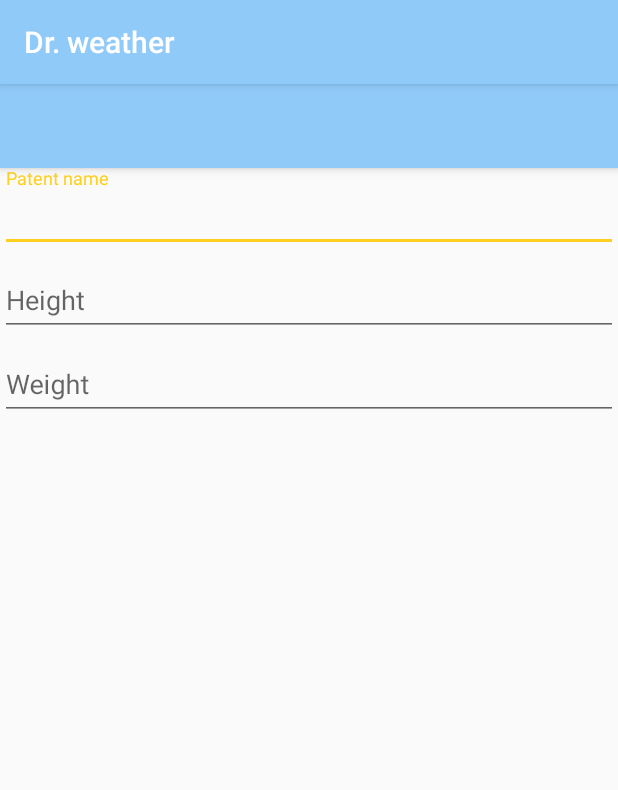
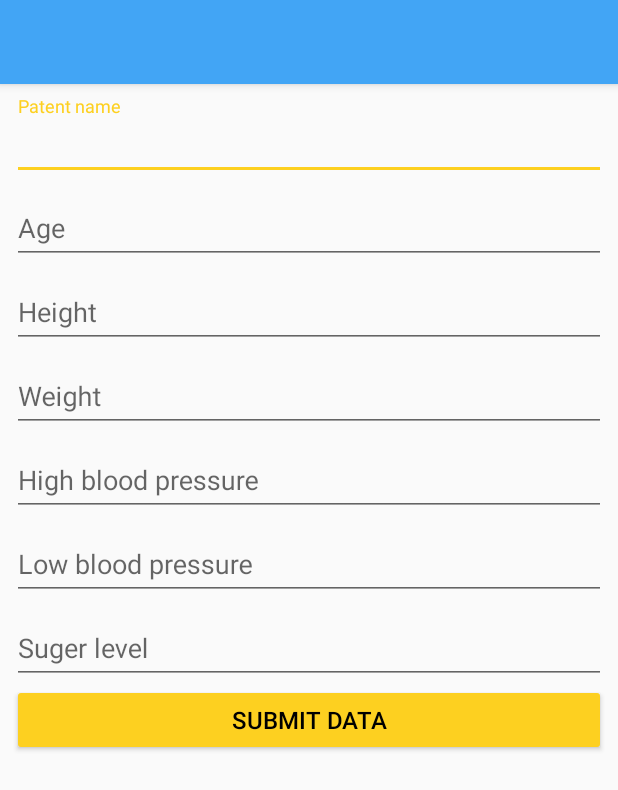
Before and after one commit to EngMahmoudMagdy/drweather, an Android app: the AddDataActivity screen opened directly, with no data from a screen before it, on a phone screen of 412 x 824 dp. Shown: the top 790 px of the screen. Run offline under Robolectric (Android 15) with nearby library versions, the phone set to English and light mode, and no system bars; our stand-ins replace ButterKnife.

Commit message:
some changes

```diff
--- a/app/build.gradle
+++ b/app/build.gradle
@@ -21,10 +21,14 @@ android {
 dependencies {
     implementation fileTree(dir: 'libs', include: ['*.jar'])
     implementation 'com.android.support:appcompat-v7:28.0.0'
+    implementation 'com.android.support:customtabs:28.0.0'
+    implementation 'com.android.support:support-vector-drawable:28.0.0'
+    implementation 'com.android.support:support-media-compat:28.0.0'
+    implementation 'com.android.support:support-v4:28.0.0'
+    implementation 'com.android.support:design:28.0.0'
     implementation 'com.jakewharton:butterknife:9.0.0-rc1'
     annotationProcessor 'com.jakewharton:butterknife-compiler:9.0.0-rc1'
     implementation 'com.android.support:cardview-v7:28.0.0'
-    implementation 'com.android.support:design:28.0.0'
     implementation 'com.google.firebase:firebase-database:16.0.3'
     implementation 'com.google.firebase:firebase-core:16.0.4'
     implementation 'com.google.firebase:firebase-auth:16.0.4'
--- a/app/src/main/java/com/magdy/drweather/UI/AddDataActivity.java
+++ b/app/src/main/java/com/magdy/drweather/UI/AddDataActivity.java
@@ -18,16 +18,25 @@ import butterknife.ButterKnife;
 public class AddDataActivity extends AppCompatActivity {
 
     @BindView(R.id.name) TextInputEditText name;
+    @BindView(R.id.age) TextInputEditText age;
     @BindView(R.id.height) TextInputEditText height ;
     @BindView(R.id.weight) TextInputEditText weight ;
+    @BindView(R.id.h_press) TextInputEditText h_press ;
+    @BindView(R.id.l_press) TextInputEditText l_press ;
+    @BindView(R.id.s_level) TextInputEditText sugar_level;
+
     @Override
     protected void onCreate(Bundle savedInstanceState) {
         super.onCreate(savedInstanceState);
         setContentView(R.layout.activity_add_data);
         ButterKnife.bind(this);
         name.addTextChangedListener(new MyTextWatcher(name));
+        age.addTextChangedListener(new MyTextWatcher(age));
         height.addTextChangedListener(new MyTextWatcher(height));
         weight.addTextChangedListener(new MyTextWatcher(weight));
+        h_press.addTextChangedListener(new MyTextWatcher(h_press));
+        l_press.addTextChangedListener(new MyTextWatcher(l_press));
+        sugar_level.addTextChangedListener(new MyTextWatcher(sugar_level));
     }
     boolean validateText(TextInputEditText editText)
     {
@@ -35,8 +44,6 @@ public class AddDataActivity extends AppCompatActivity {
             editText.setError(getString(R.string.empty_field));
             requestFocus(editText);
             return false;
-        } else {
-            editText.setError("");
         }
         return true;
     }
@@ -48,10 +55,10 @@ public class AddDataActivity extends AppCompatActivity {
     }
     private class MyTextWatcher implements TextWatcher
     {
-        private View view ;
-        MyTextWatcher(View view)
+        private TextInputEditText editText ;
+        MyTextWatcher(TextInputEditText editText)
         {
-            this.view = view ;
+            this.editText = editText ;
         }
 
         @Override
@@ -66,12 +73,7 @@ public class AddDataActivity extends AppCompatActivity {
 
         @Override
         public void afterTextChanged(Editable editable) {
-            if (editable.toString().trim().isEmpty())
-            {
-                name.setError(getString(R.string.empty_field));
-                return;
-            }
-            validateText((TextInputEditText) view);
+            validateText(editText);
         }
     }
 }
--- a/app/src/main/res/layout/activity_add_data.xml
+++ b/app/src/main/res/layout/activity_add_data.xml
@@ -1,5 +1,6 @@
 <?xml version="1.0" encoding="utf-8"?>
-<android.support.design.widget.CoordinatorLayout xmlns:android="http://schemas.android.com/apk/res/android"
+<android.support.design.widget.CoordinatorLayout
+    xmlns:android="http://schemas.android.com/apk/res/android"
     xmlns:app="http://schemas.android.com/apk/res-auto"
     xmlns:tools="http://schemas.android.com/tools"
     android:layout_width="match_parent"
@@ -15,12 +16,13 @@
     </android.support.design.widget.AppBarLayout>
     <android.support.v4.widget.NestedScrollView
         android:layout_width="match_parent"
-        android:layout_height="wrap_content"
+        android:layout_height="match_parent"
         app:layout_behavior="@string/appbar_scrolling_view_behavior">
         <LinearLayout
             android:layout_width="match_parent"
             android:layout_height="wrap_content"
-            android:orientation="vertical">
+            android:orientation="vertical"
+            android:padding="8dp">
             <android.support.design.widget.TextInputLayout
                 android:id="@+id/input_layout_name"
                 android:layout_width="match_parent"
@@ -34,6 +36,17 @@
                     android:inputType="text" />
             </android.support.design.widget.TextInputLayout>
             <android.support.design.widget.TextInputLayout
+                android:layout_width="match_parent"
+                android:layout_height="wrap_content">
+                <android.support.design.widget.TextInputEditText
+                    android:layout_width="match_parent"
+                    android:layout_height="wrap_content"
+                    android:id="@+id/age"
+                    android:singleLine="true"
+                    android:hint="@string/age"
+                    android:inputType="number" />
+            </android.support.design.widget.TextInputLayout>
+            <android.support.design.widget.TextInputLayout
                 android:id="@+id/input_layout_height"
                 android:layout_width="match_parent"
                 android:layout_height="wrap_content">
@@ -43,7 +56,7 @@
                     android:id="@+id/height"
                     android:singleLine="true"
                     android:hint="@string/height"
-                    android:inputType="numberDecimal" />
+                    android:inputType="number" />
             </android.support.design.widget.TextInputLayout>
             <android.support.design.widget.TextInputLayout
                 android:id="@+id/input_layout_weight"
@@ -57,6 +70,45 @@
                     android:hint="@string/weight"
                     android:inputType="numberDecimal" />
             </android.support.design.widget.TextInputLayout>
+            <android.support.design.widget.TextInputLayout
+                android:layout_width="match_parent"
+                android:layout_height="wrap_content">
+                <android.support.design.widget.TextInputEditText
+                    android:layout_width="match_parent"
+                    android:layout_height="wrap_content"
+                    android:id="@+id/h_press"
+                    android:singleLine="true"
+                    android:hint="@string/h_press"
+                    android:inputType="number" />
+            </android.support.design.widget.TextInputLayout>
+            <android.support.design.widget.TextInputLayout
+                android:layout_width="match_parent"
+                android:layout_height="wrap_content">
+                <android.support.design.widget.TextInputEditText
+                    android:layout_width="match_parent"
+                    android:layout_height="wrap_content"
+                    android:id="@+id/l_press"
+                    android:singleLine="true"
+                    android:hint="@string/l_press"
+                    android:inputType="number" />
+            </android.support.design.widget.TextInputLayout>
+            <android.support.design.widget.TextInputLayout
+                android:layout_width="match_parent"
+                android:layout_height="wrap_content">
+                <android.support.design.widget.TextInputEditText
+                    android:layout_width="match_parent"
+                    android:layout_height="wrap_content"
+                    android:id="@+id/s_level"
+                    android:singleLine="true"
+                    android:hint="@string/s_level"
+                    android:inputType="number" />
+            </android.support.design.widget.TextInputLayout>
+            <Button
+                android:layout_width="match_parent"
+                android:layout_height="wrap_content"
+                android:theme="@style/MyButton"
+                android:id="@+id/submit_data"
+                android:text="@string/submit_data"/>
         </LinearLayout>
     </android.support.v4.widget.NestedScrollView>
 </android.support.design.widget.CoordinatorLayout>
--- a/app/src/main/res/values/colors.xml
+++ b/app/src/main/res/values/colors.xml
@@ -1,6 +1,7 @@
 <?xml version="1.0" encoding="utf-8"?>
 <resources>
-    <color name="colorPrimary">#90caf9</color>
-    <color name="colorPrimaryDark">#42a5f5</color>
+    <color name="colorPrimary">#42a5f5</color>
+    <color name="colorPrimaryDark">#1976d2</color>
     <color name="colorAccent">#FDD020</color>
+    <color name="colorAccentDark">#fbc02d</color>
 </resources>
--- a/app/src/main/res/values/strings.xml
+++ b/app/src/main/res/values/strings.xml
@@ -5,4 +5,9 @@
     <string name="height">Height</string>
     <string name="weight">Weight</string>
     <string name="empty_field">Empty Field here</string>
+    <string name="h_press">High blood pressure</string>
+    <string name="l_press">Low blood pressure</string>
+    <string name="s_level">Suger level</string>
+    <string name="age">Age</string>
+    <string name="submit_data">Submit data</string>
 </resources>
--- a/app/src/main/res/values/styles.xml
+++ b/app/src/main/res/values/styles.xml
@@ -1,14 +1,21 @@
 <resources>
 
     <!-- Base application theme. -->
-    <style name="AppTheme" parent="Theme.AppCompat.Light.DarkActionBar">
+    <style name="AppTheme" parent="Theme.AppCompat.Light.NoActionBar">
         <!-- Customize your theme here. -->
         <item name="colorPrimary">@color/colorPrimary</item>
         <item name="colorPrimaryDark">@color/colorPrimaryDark</item>
         <item name="colorAccent">@color/colorAccent</item>
+        <item name="coordinatorLayoutStyle">@style/Widget.Support.CoordinatorLayout</item>
     </style>
 
     <style name="SplashTheme" parent="Theme.AppCompat.NoActionBar">
         <item name="android:windowBackground">@drawable/splash_background</item>
     </style>
+    <style name="MyButton" parent="Widget.AppCompat.Button.Colored">
+        <item name="android:textSize">16sp</item>
+        <item name="colorControlHighlight">@color/colorAccentDark</item>
+        <item name="colorButtonNormal">@color/colorAccent</item>
+        <item name="android:textColor">@android:color/black</item>
+    </style>
 </resources>
```
Also changed, not shown: app/src/main/java/com/magdy/drweather/Data/PatentData.java (added, +87 -0 lines), app/src/main/res/layout/activity_main.xml (+22 -4 lines), app/src/main/java/com/magdy/drweather/UI/SplashActivity.java (line endings or trailing spaces), app/src/main/res/drawable-hdpi/dr_weather_splash.png (deleted), app/src/main/res/drawable-mdpi/dr_weather_splash.png (deleted), app/src/main/res/drawable-xhdpi/dr_weather_splash.png (deleted), app/src/main/res/drawable-xxhdpi/dr_weather_splash.png (deleted), app/src/main/res/drawable-xxxhdpi/dr_weather_splash.png (deleted), app/src/main/res/drawable/dr_weather_splash.png (added), app/src/main/res/drawable/splash_background.xml (renamed from app/src/main/res/drawable-v24/splash_background.xml), 2 other files.
